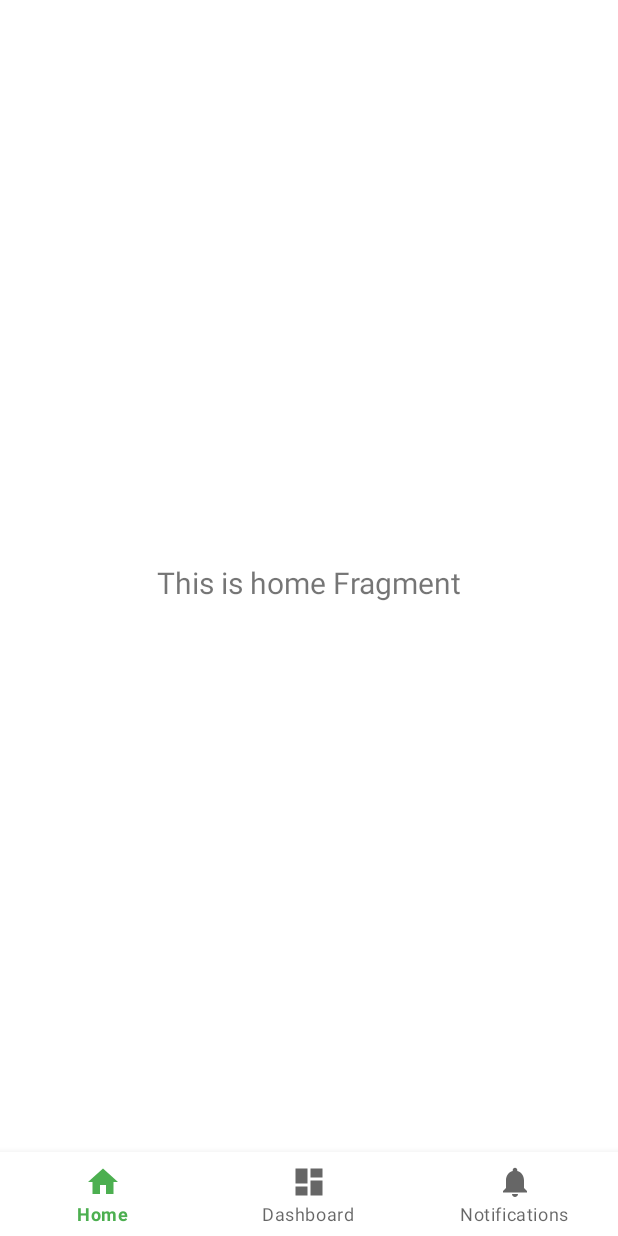
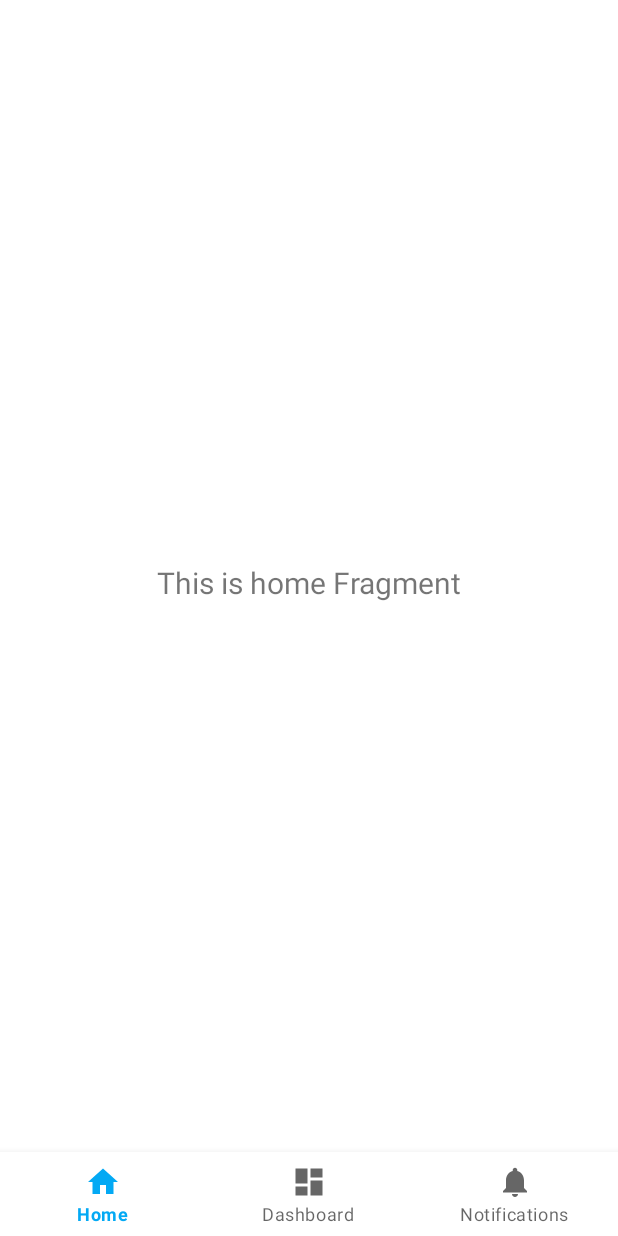
Before and after one commit to AlezZgo/QrHolder, an Android app: the screen it shows after launch (MainActivity), on a phone screen of 412 x 824 dp. Run offline under Robolectric (Android 15) with nearby library versions, the phone set to English and light mode, and no system bars; our stand-ins replace Dagger/Hilt's generated code, navigation-ui.

Commit message:
Splash screen, App icon, UI

```diff
--- a/app/src/main/AndroidManifest.xml
+++ b/app/src/main/AndroidManifest.xml
@@ -5,9 +5,9 @@
 
     <application
         android:name=".core.QrHolderApp"
-        android:icon="@mipmap/ic_launcher"
+        android:icon="@drawable/holder"
         android:label="@string/app_name"
-        android:roundIcon="@mipmap/ic_launcher_round"
+        android:roundIcon="@drawable/holder"
         android:supportsRtl="true"
         android:theme="@style/Theme.QrHolder"
         tools:targetApi="31">
--- /dev/null
+++ b/app/src/main/res/drawable/ic_splashscreen_logo.xml
@@ -0,0 +1,11 @@
+<?xml version="1.0" encoding="utf-8"?>
+<layer-list xmlns:android="http://schemas.android.com/apk/res/android"
+    android:opacity="opaque">
+    <item android:drawable="?attr/colorBackgroundFloating"/>
+    <item
+        android:drawable="@drawable/holder"
+        android:gravity="center"
+        android:height="60dp"
+        android:width="60dp" />
+
+</layer-list>
--- a/app/src/main/res/layout/activity_main.xml
+++ b/app/src/main/res/layout/activity_main.xml
@@ -1,8 +1,8 @@
 <?xml version="1.0" encoding="utf-8"?>
 <androidx.constraintlayout.widget.ConstraintLayout xmlns:android="http://schemas.android.com/apk/res/android"
     xmlns:app="http://schemas.android.com/apk/res-auto"
-    xmlns:tools="http://schemas.android.com/tools"
     android:id="@+id/container"
+    android:background="?attr/colorBackgroundFloating"
     android:layout_width="match_parent"
     android:layout_height="match_parent">
 
@@ -12,7 +12,6 @@
         android:layout_height="wrap_content"
         android:layout_marginStart="0dp"
         android:layout_marginEnd="0dp"
-        android:background="?android:attr/windowBackground"
         app:layout_constraintBottom_toBottomOf="parent"
         app:layout_constraintLeft_toLeftOf="parent"
         app:layout_constraintRight_toRightOf="parent"
--- a/app/src/main/res/mipmap-anydpi-v26/ic_launcher.xml
+++ /dev/null
@@ -1,5 +0,0 @@
-<?xml version="1.0" encoding="utf-8"?>
-<adaptive-icon xmlns:android="http://schemas.android.com/apk/res/android">
-    <background android:drawable="@drawable/ic_launcher_background" />
-    <foreground android:drawable="@drawable/ic_launcher_foreground" />
-</adaptive-icon>
--- a/app/src/main/res/mipmap-anydpi-v26/ic_launcher_round.xml
+++ /dev/null
@@ -1,5 +0,0 @@
-<?xml version="1.0" encoding="utf-8"?>
-<adaptive-icon xmlns:android="http://schemas.android.com/apk/res/android">
-    <background android:drawable="@drawable/ic_launcher_background" />
-    <foreground android:drawable="@drawable/ic_launcher_foreground" />
-</adaptive-icon>
--- a/app/src/main/res/values-night/themes.xml
+++ b/app/src/main/res/values-night/themes.xml
@@ -2,8 +2,8 @@
     <!-- Base application theme. -->
     <style name="Theme.QrHolder" parent="Theme.MaterialComponents.DayNight.NoActionBar">
         <!-- Primary brand color. -->
-        <item name="colorPrimary">@color/green_200</item>
-        <item name="colorPrimaryVariant">@color/green_700</item>
+        <item name="colorPrimary">@color/blue_200</item>
+        <item name="colorPrimaryVariant">@color/blue_700</item>
         <item name="colorOnPrimary">@color/black</item>
         <!-- Secondary brand color. -->
         <item name="colorSecondary">@color/teal_200</item>
@@ -12,5 +12,6 @@
         <!-- Status bar color. -->
         <item name="android:statusBarColor" >?attr/colorPrimaryVariant</item>
         <!-- Customize your theme here. -->
+        <item name="android:windowBackground">@drawable/ic_splashscreen_logo</item>
     </style>
 </resources>
--- a/app/src/main/res/values/colors.xml
+++ b/app/src/main/res/values/colors.xml
@@ -1,8 +1,8 @@
 <?xml version="1.0" encoding="utf-8"?>
 <resources>
-    <color name="green_200">#C5E1A5</color>
-    <color name="green_500">#4CAF50</color>
-    <color name="green_700">#388E3C</color>
+    <color name="blue_200">#81D4FA</color>
+    <color name="blue_500">#03A9F4</color>
+    <color name="blue_700">#0288D1</color>
     <color name="teal_200">#FF03DAC5</color>
     <color name="teal_700">#FF018786</color>
     <color name="black">#FF000000</color>
--- a/app/src/main/res/values/themes.xml
+++ b/app/src/main/res/values/themes.xml
@@ -2,8 +2,8 @@
     <!-- Base application theme. -->
     <style name="Theme.QrHolder" parent="Theme.MaterialComponents.DayNight.NoActionBar">
         <!-- Primary brand color. -->
-        <item name="colorPrimary">@color/green_500</item>
-        <item name="colorPrimaryVariant">@color/green_700</item>
+        <item name="colorPrimary">@color/blue_500</item>
+        <item name="colorPrimaryVariant">@color/blue_700</item>
         <item name="colorOnPrimary">@color/white</item>
         <!-- Secondary brand color. -->
         <item name="colorSecondary">@color/teal_200</item>
@@ -12,5 +12,6 @@
         <!-- Status bar color. -->
         <item name="android:statusBarColor" >?attr/colorPrimaryVariant</item>
         <!-- Customize your theme here. -->
+        <item name="android:windowBackground">@drawable/ic_splashscreen_logo</item>
     </style>
 </resources>
```
Also changed, not shown: app/src/main/res/drawable-v24/ic_launcher_foreground.xml (deleted, +0 -30 lines), app/src/main/res/drawable/ic_app.xml (added, +51 -0 lines), app/src/main/res/drawable/holder.png (added).
